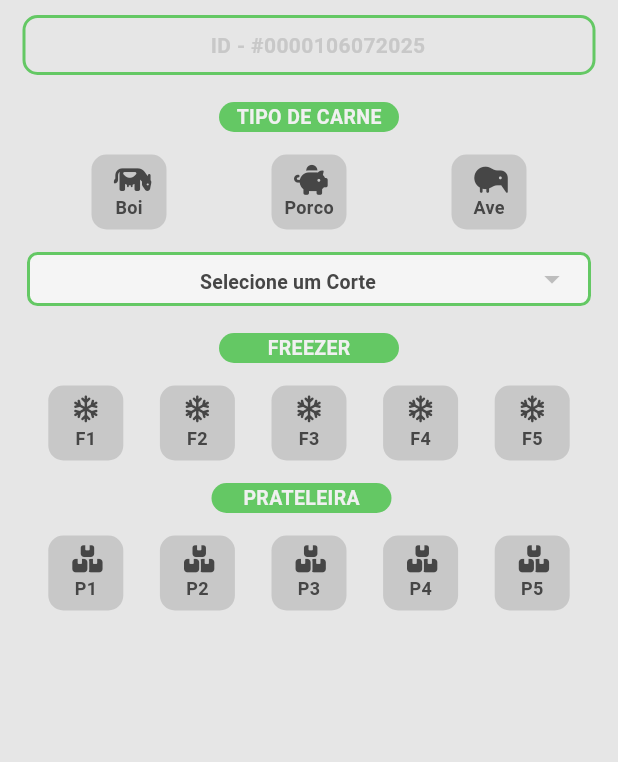
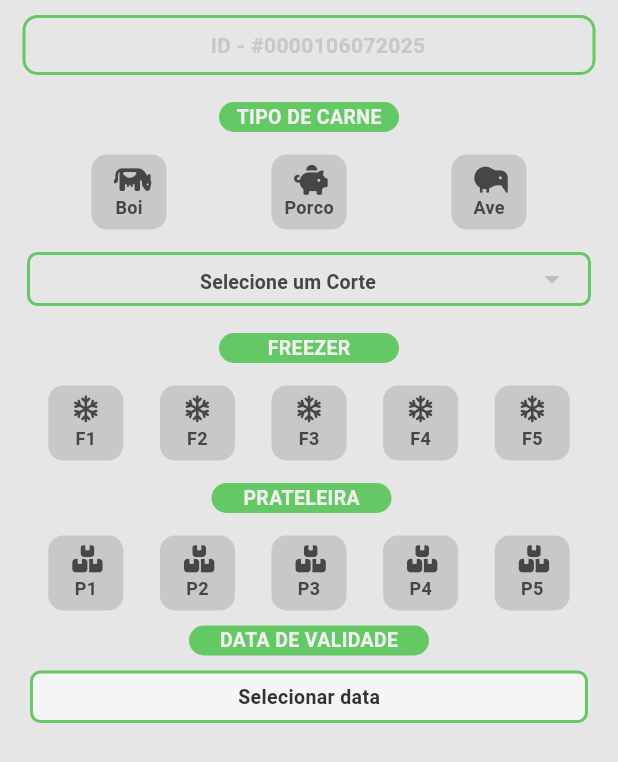
Before and after one commit to andrembrigido/butcher_ctl, a Flutter app: the FormImputsBtn widget shown alone on an empty page, opened directly, on a phone screen of 412 x 824 dp. Shown: the top 762 px of the screen. Run offline on Flutter 3.47's test engine with Material 3 defaults, Android fonts, the phone set to English and light mode, and no system bars; our stand-ins replace font_awesome_flutter.

Commit message:
data de validade

```diff
--- a/lib/00_basic/imports.dart
+++ b/lib/00_basic/imports.dart
@@ -41,3 +41,5 @@ export 'package:butcher_ctl/10_form_imputs/widgets/form_type_btn.dart';
 export 'package:butcher_ctl/10_form_imputs/controllers/form_type_ctl.dart';
 export 'package:butcher_ctl/10_form_imputs/widgets/form_frezzer_btn.dart';
 export 'package:butcher_ctl/10_form_imputs/controllers/form_frezzer_ctl.dart';
+export 'package:butcher_ctl/10_form_imputs/widgets/form_validade_btn.dart';
+export 'package:butcher_ctl/10_form_imputs/controllers/form_validade_ctl.dart';
--- /dev/null
+++ b/lib/10_form_imputs/controllers/form_validade_ctl.dart
@@ -0,0 +1,15 @@
+import 'package:flutter/material.dart';
+
+/// Controlador responsável por armazenar a data de validade selecionada
+class FormValidadeCtl {
+  // Armazena a data de validade escolhida
+  final ValueNotifier<DateTime?> dataSelecionada = ValueNotifier(null);
+
+  // Atualiza a data
+  void definirData(DateTime novaData) {
+    dataSelecionada.value = novaData;
+  }
+
+  // Getter da data atual (para uso externo)
+  DateTime? get dataAtual => dataSelecionada.value;
+}
--- a/lib/10_form_imputs/form_imputs_btn.dart
+++ b/lib/10_form_imputs/form_imputs_btn.dart
@@ -14,10 +14,14 @@ class _FormImputsBtnState extends State<FormImputsBtn> {
   // Controller responsável por freezer e prateleira
   final formFrezzerCtl = FormFrezzerCls();
 
-  // Carrega os dados da API no início
+  // Controller responsável pela data de validade
+  final formValidadeCtl = FormValidadeCtl();
+
   @override
   void initState() {
     super.initState();
+
+    // Carrega os dados da API (nomes dos cortes) ao iniciar
     formTypeNameCtl.carregarDadosDaApi();
   }
 
@@ -32,6 +36,7 @@ class _FormImputsBtnState extends State<FormImputsBtn> {
             FormIdBtn(),
             FormTypeBtn(controller: formTypeNameCtl),
             FormFrezzerBtn(controller: formFrezzerCtl),
+            FormValidadeBtn(controller: formValidadeCtl),
           ],
         ),
       ),
--- a/lib/10_form_imputs/widgets/form_type_btn.dart
+++ b/lib/10_form_imputs/widgets/form_type_btn.dart
@@ -93,7 +93,7 @@ class FormTypeBtn extends StatelessWidget {
                         vertical: 4,
                       ),
                       decoration: BoxDecoration(
-                        color: ColorsApp.grayLight,
+                        color: ColorsApp.grayNormal,
                         borderRadius: BorderRadius.circular(7),
                         border: Border.all(
                           color: ColorsApp.greenNormal,
--- /dev/null
+++ b/lib/10_form_imputs/widgets/form_validade_btn.dart
@@ -0,0 +1,86 @@
+import 'package:butcher_ctl/00_basic/imports.dart';
+import 'package:intl/intl.dart';
+
+class FormValidadeBtn extends StatelessWidget {
+  final FormValidadeCtl controller;
+
+  const FormValidadeBtn({super.key, required this.controller});
+
+  // Formata a data no padrão brasileiro
+  String formatarData(DateTime data) {
+    return DateFormat('dd/MM/yyyy').format(data);
+  }
+
+  @override
+  Widget build(BuildContext context) {
+    return Container(
+      margin: const EdgeInsets.fromLTRB(20, 10, 20, 0),
+      child: Column(
+        crossAxisAlignment: CrossAxisAlignment.center,
+        children: [
+          /* █████████████████████ TEXTO AREA █████████████████████  */
+          Container(
+            height: 20,
+            width: 160,
+            alignment: Alignment.center,
+            decoration: BoxDecoration(
+              color: ColorsApp.greenNormal,
+              borderRadius: BorderRadius.circular(10),
+            ),
+            child: const Text(
+              'DATA DE VALIDADE',
+              style: TextStyle(
+                color: ColorsApp.whiteNormal,
+                fontSize: 13,
+                fontWeight: FontWeight.bold,
+              ),
+            ),
+          ),
+
+          const SizedBox(height: 10),
+
+          /* █████████████████████ DATA AREA █████████████████████  */
+          ValueListenableBuilder<DateTime?>(
+            valueListenable: controller.dataSelecionada,
+            builder: (context, data, _) {
+              return GestureDetector(
+                onTap: () async {
+                  final DateTime? selecionada = await showDatePicker(
+                    context: context,
+                    initialDate: data ?? DateTime.now(),
+                    firstDate: DateTime(2020),
+                    lastDate: DateTime(2030),
+                    helpText: 'Selecione a data de validade',
+                    cancelText: 'Cancelar',
+                    confirmText: 'Confirmar',
+                  );
+                  if (selecionada != null) {
+                    controller.definirData(selecionada);
+                  }
+                },
+                child: Container(
+                  height: 35,
+                  width: double.infinity,
+                  alignment: Alignment.center,
+                  decoration: BoxDecoration(
+                    color: ColorsApp.grayLight,
+                    borderRadius: BorderRadius.circular(7),
+                    border: Border.all(color: ColorsApp.greenNormal, width: 2),
+                  ),
+                  child: Text(
+                    data != null ? formatarData(data) : 'Selecionar data',
+                    style: TextStyle(
+                      color: ColorsApp.blackNormal,
+                      fontSize: 13,
+                      fontWeight: FontWeight.bold,
+                    ),
+                  ),
+                ),
+              );
+            },
+          ),
+        ],
+      ),
+    );
+  }
+}
```
Also changed, not shown: pubspec.yaml (+7 -69 lines), pubspec.lock.
